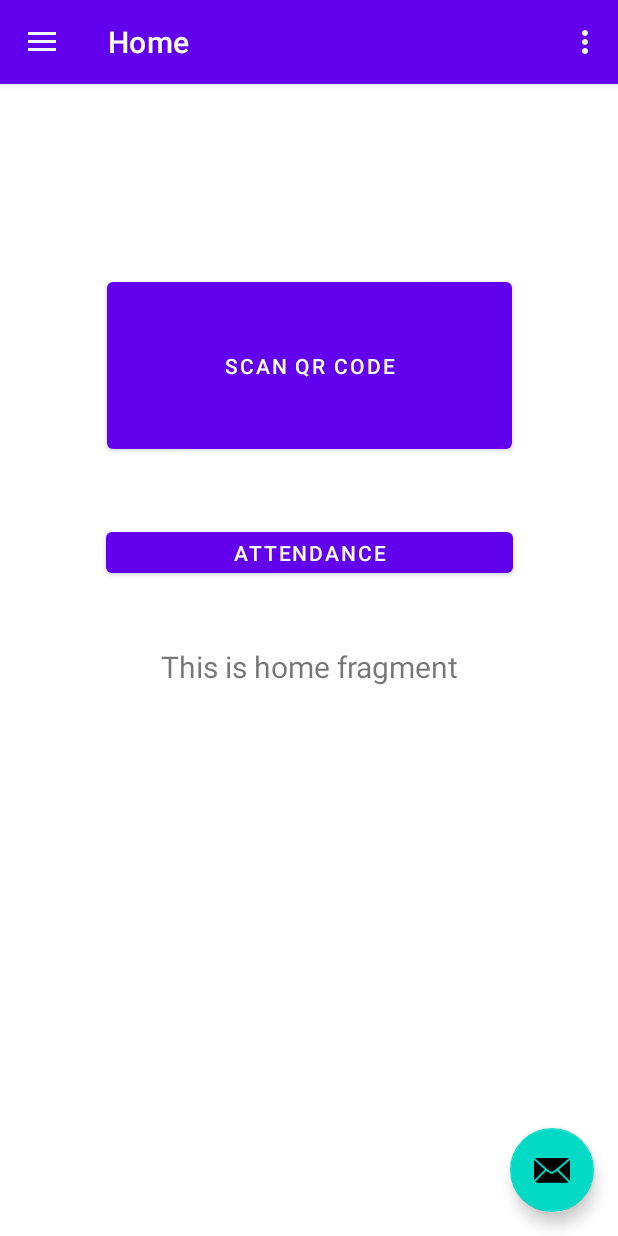
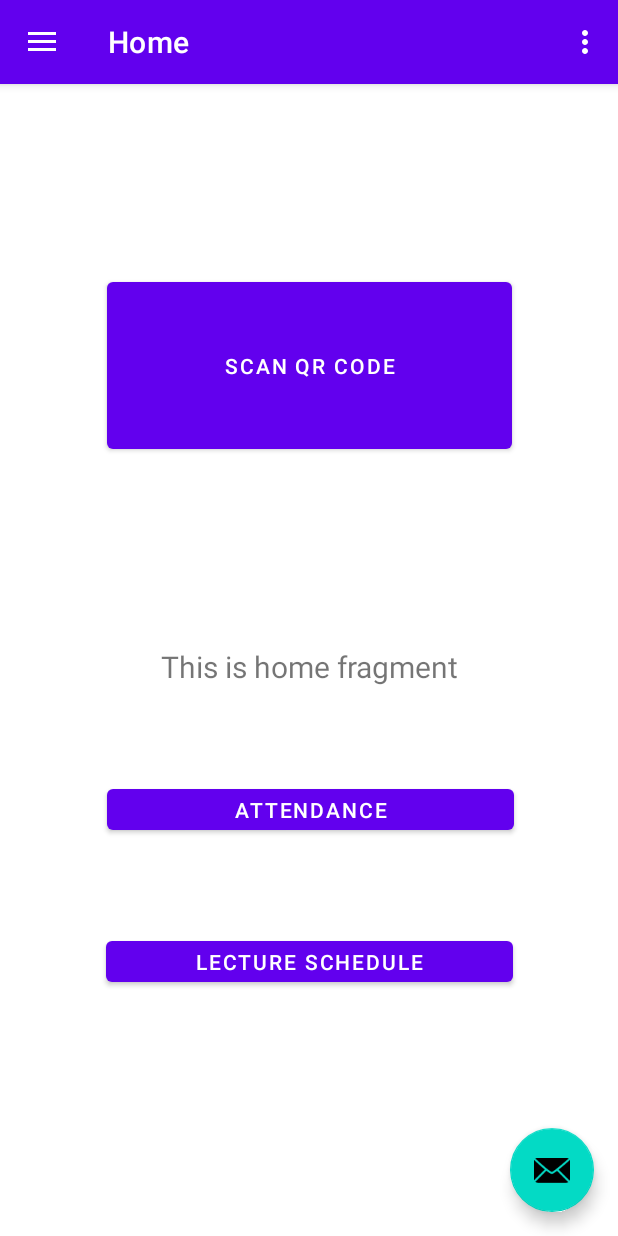
Before and after one commit to MustafaAyerdem0/AttendanceApp, an Android app: the screen it shows after launch (MainActivity), on a phone screen of 412 x 824 dp. Run offline under Robolectric (Android 15) with nearby library versions, the phone set to English and light mode, and no system bars; our stand-ins replace navigation-ui; libraries missing offline, so code that uses them is left out: com.journeyapps.barcodescanner.

Commit message:
fragment transitions completed

```diff
--- a/app/src/main/java/com/example/attendancefp/ui/home/HomeFragment.java
+++ b/app/src/main/java/com/example/attendancefp/ui/home/HomeFragment.java
@@ -14,6 +14,8 @@ import androidx.annotation.NonNull;
 import androidx.annotation.Nullable;
 import androidx.fragment.app.Fragment;
 import androidx.lifecycle.ViewModelProvider;
+import androidx.navigation.NavDirections;
+import androidx.navigation.Navigation;
 
 import com.example.attendancefp.MainActivity;
 import com.example.attendancefp.R;
@@ -53,6 +55,21 @@ public class HomeFragment extends Fragment {
         btn_scan.setOnClickListener(view1 ->{
             scanCode();
         });
+
+        Button btn_attendance = view.findViewById(R.id.btn_attendance);
+        btn_attendance.setOnClickListener(new View.OnClickListener() {
+            @Override
+            public void onClick(View view) {
+                goToAttendance(view);
+            }
+        });
+        Button btn_lectureschedule = view.findViewById(R.id.btn_lectureschedule);
+        btn_lectureschedule.setOnClickListener(new View.OnClickListener() {
+            @Override
+            public void onClick(View view) {
+                goToLectureSchedule(view);
+            }
+        });
     }
 
     private void scanCode() {
@@ -62,14 +79,13 @@ public class HomeFragment extends Fragment {
         options.setOrientationLocked(true);
         options.setCaptureActivity(CaptureAct.class); //CaptureAct class we need to use
         barLaucher.launch(options);
+    }
 
-
-    }
     ActivityResultLauncher<ScanOptions> barLaucher = registerForActivityResult(new ScanContract(),result ->
     {
         if(result.getContents() != null)
         {
-            AlertDialog.Builder builder=new AlertDialog.Builder(getActivity());//içinde bulunduğumuz activity ye ulaimamız gerek
+            AlertDialog.Builder builder=new AlertDialog.Builder(getActivity());//içinde bulunduğumuz activity ye ulaşmamız gerek
             builder.setTitle("Result");
             builder.setMessage(result.getContents());
             builder.setPositiveButton("OK", new DialogInterface.OnClickListener() {
@@ -80,4 +96,24 @@ public class HomeFragment extends Fragment {
             }).show();
         }
     });
+
+    public void goToAttendance(View view){
+        NavDirections action = HomeFragmentDirections.actionNavHomeToAttendanceFragment();
+        Navigation.findNavController(view).navigate(action);
+    }
+    public void goToLectureSchedule(View view){
+        NavDirections action = HomeFragmentDirections.actionNavHomeToLectureSchedule();
+        Navigation.findNavController(view).navigate(action);
+    }
+
+
+
+
+
+
+
+
+
+
+
 }
--- a/app/src/main/res/layout/fragment_home.xml
+++ b/app/src/main/res/layout/fragment_home.xml
@@ -34,9 +34,22 @@
         android:id="@+id/btn_attendance"
         android:layout_width="271dp"
         android:layout_height="39dp"
+        android:onClick="goToAttendance"
         android:text="ATTENDANCE"
-        app:layout_constraintBottom_toTopOf="@+id/text_home"
+        app:layout_constraintBottom_toTopOf="@+id/btn_lectureschedule"
+        app:layout_constraintEnd_toEndOf="parent"
+        app:layout_constraintHorizontal_bias="0.507"
+        app:layout_constraintStart_toStartOf="parent"
+        app:layout_constraintTop_toBottomOf="@+id/text_home" />
+
+    <Button
+        android:id="@+id/btn_lectureschedule"
+        android:layout_width="271dp"
+        android:layout_height="39dp"
+        android:onClick="goToLectureSchedule"
+        android:text="LECTURE SCHEDULE"
+        app:layout_constraintBottom_toBottomOf="parent"
         app:layout_constraintEnd_toEndOf="parent"
         app:layout_constraintStart_toStartOf="parent"
-        app:layout_constraintTop_toBottomOf="@+id/btn_scanQr" />
+        app:layout_constraintTop_toBottomOf="@+id/text_home" />
 </androidx.constraintlayout.widget.ConstraintLayout>
--- a/app/src/main/res/menu/activity_main_drawer.xml
+++ b/app/src/main/res/menu/activity_main_drawer.xml
@@ -16,5 +16,9 @@
             android:id="@+id/nav_slideshow"
             android:icon="@drawable/ic_menu_slideshow"
             android:title="@string/menu_slideshow" />
+        <item
+            android:id="@+id/nav_about"
+            android:icon="@drawable/ic_menu_slideshow"
+            android:title="@string/menu_about" />
     </group>
 </menu>
--- a/app/src/main/res/navigation/mobile_navigation.xml
+++ b/app/src/main/res/navigation/mobile_navigation.xml
@@ -9,7 +9,14 @@
         android:id="@+id/nav_home"
         android:name="com.example.attendancefp.ui.home.HomeFragment"
         android:label="@string/menu_home"
-        tools:layout="@layout/fragment_home" />
+        tools:layout="@layout/fragment_home" >
+        <action
+            android:id="@+id/action_nav_home_to_attendanceFragment"
+            app:destination="@id/attendanceFragment" />
+        <action
+            android:id="@+id/action_nav_home_to_lectureSchedule"
+            app:destination="@id/lectureSchedule" />
+    </fragment>
 
     <fragment
         android:id="@+id/nav_gallery"
@@ -22,4 +29,14 @@
         android:name="com.example.attendancefp.ui.slideshow.SlideshowFragment"
         android:label="@string/menu_slideshow"
         tools:layout="@layout/fragment_slideshow" />
+    <fragment
+        android:id="@+id/attendanceFragment"
+        android:name="com.example.attendancefp.ui.attendance.AttendanceFragment"
+        android:label="fragment_attendance"
+        tools:layout="@layout/fragment_attendance" />
+    <fragment
+        android:id="@+id/lectureSchedule"
+        android:name="com.example.attendancefp.ui.lectures.LectureSchedule"
+        android:label="fragment_lecture_schedule"
+        tools:layout="@layout/fragment_lecture_schedule" />
 </navigation>
--- a/app/src/main/res/values/strings.xml
+++ b/app/src/main/res/values/strings.xml
@@ -10,4 +10,7 @@
     <string name="menu_home">Home</string>
     <string name="menu_gallery">Gallery</string>
     <string name="menu_slideshow">Slideshow</string>
+    <string name="menu_about">About</string>
+    <!-- TODO: Remove or change this placeholder text -->
+    <string name="hello_blank_fragment">Hello blank fragment</string>
 </resources>
```
Also changed, not shown: app/src/main/AndroidManifest.xml (+13 -4 lines), app/src/main/java/com/example/attendancefp/ui/attendance/AttendanceFragment.java (added, +31 -0 lines), app/src/main/java/com/example/attendancefp/ui/lectures/LectureSchedule.java (added, +29 -0 lines), app/src/main/res/layout/fragment_attendance.xml (added, +20 -0 lines), app/src/main/res/layout/fragment_lecture_schedule.xml (added, +14 -0 lines).
